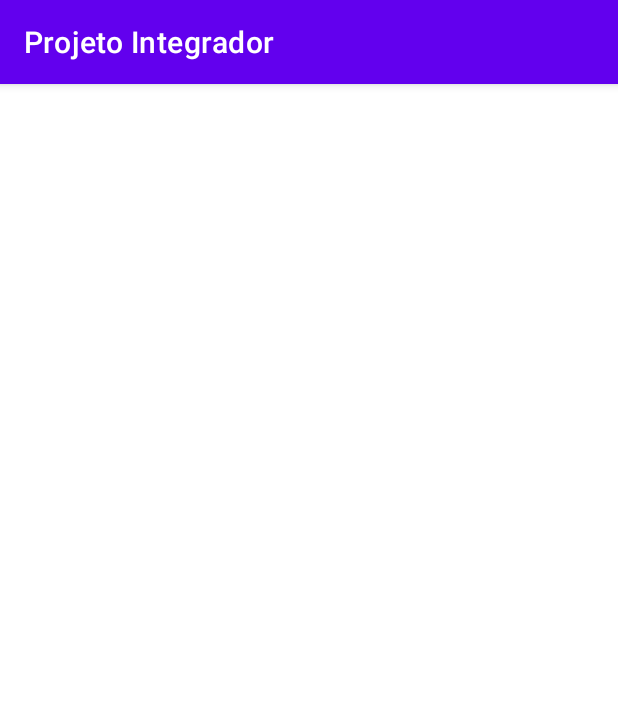
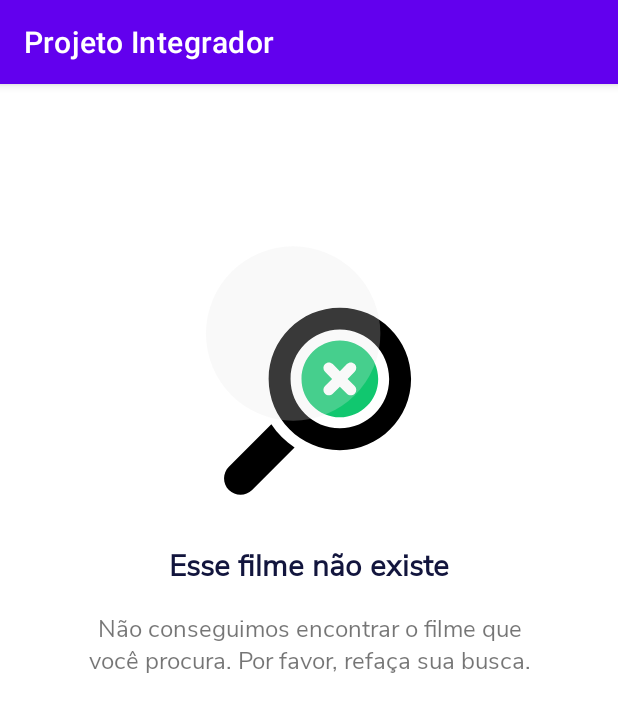
Before and after one commit to iolandasb/Projeto_Integrador_Revisao, an Android app: the fragment SearchFragment shown on its own in the app's theme, on a phone screen of 412 x 824 dp. Shown: the top 712 px of the screen. Run offline under Robolectric (Android 15) with nearby library versions, the phone set to English and light mode, and no system bars; our stand-ins replace RxJava; network calls fail; pictures from the network do not load.

Commit message:
Fourteenth Commit

```diff
--- a/app/src/main/java/com/example/projetointegrador/presentation/SearchFragment.kt
+++ b/app/src/main/java/com/example/projetointegrador/presentation/SearchFragment.kt
@@ -1,10 +1,8 @@
 package com.example.projetointegrador.presentation
 
-import android.content.Intent
 import android.net.Uri
 import android.os.Build
 import android.os.Bundle
-import android.util.Log
 import androidx.fragment.app.Fragment
 import android.view.LayoutInflater
 import android.view.View
@@ -28,6 +26,8 @@ class SearchFragment : Fragment() {
 
     lateinit var genresAdapter: GenresAdapter
     lateinit var containerGenres: RecyclerView
+
+    private lateinit var searchNotFound : View
 
     private var movieSearch: String? = null
 
@@ -60,6 +60,8 @@ class SearchFragment : Fragment() {
     override fun onViewCreated(view: View, savedInstanceState: Bundle?) {
         super.onViewCreated(view, savedInstanceState)
 
+        searchNotFound = view.findViewById(R.id.vMovieNotFound)
+
         viewModel = ViewModelProvider(requireActivity()).get(MoviesViewModel::class.java)
 
         container = view.findViewById(R.id.rcvContainer)
@@ -80,6 +82,7 @@ class SearchFragment : Fragment() {
         setupSearchObserveList()
         setupGenresObserveList()
         setupObserveList()
+        searchNotFound.visibility = View.GONE
 
     }
 
@@ -109,9 +112,16 @@ class SearchFragment : Fragment() {
         viewModel.searchLiveData.observe(viewLifecycleOwner,
             { response ->
                 response?.let{
-                    listAdapter.dataSet.clear()
-                    listAdapter.dataSet.addAll(it)
-                    listAdapter.notifyDataSetChanged()
+                    if (it.isNullOrEmpty()) {
+                        searchNotFound.visibility = View.VISIBLE
+                        listAdapter.dataSet.clear()
+                        listAdapter.notifyDataSetChanged()
+                    }else{
+                        searchNotFound.visibility = View.GONE
+                        listAdapter.dataSet.clear()
+                        listAdapter.dataSet.addAll(it)
+                        listAdapter.notifyDataSetChanged()
+                    }
                 }
             })
     }
@@ -139,16 +149,4 @@ class SearchFragment : Fragment() {
         )
     }
 
-    fun setupFavoritesObserveList() {
-        viewModel._favoriteMoviesLiveData.observe(viewLifecycleOwner,
-            { response ->
-                response?.let {
-                    listAdapter.dataSet.clear()
-                    listAdapter.dataSet.addAll(it)
-                    listAdapter.notifyDataSetChanged()
-                }
-            }
-        )
-    }
-
 }
--- /dev/null
+++ b/app/src/main/res/layout/activity_movie_not_found.xml
@@ -0,0 +1,43 @@
+<?xml version="1.0" encoding="utf-8"?>
+<androidx.constraintlayout.widget.ConstraintLayout xmlns:android="http://schemas.android.com/apk/res/android"
+    xmlns:app="http://schemas.android.com/apk/res-auto"
+    xmlns:tools="http://schemas.android.com/tools"
+    android:layout_width="match_parent"
+    android:layout_height="match_parent">
+
+    <ImageView
+        android:id="@+id/notFoundImg"
+        android:layout_width="230dp"
+        android:layout_height="230dp"
+        android:layout_marginTop="44dp"
+        android:src="@drawable/ic_search_error"
+        app:layout_constraintEnd_toEndOf="parent"
+        app:layout_constraintHorizontal_bias="0.497"
+        app:layout_constraintStart_toStartOf="parent"
+        app:layout_constraintTop_toTopOf="parent" />
+
+    <TextView
+        android:id="@+id/textView"
+        style="@style/MovieTitle"
+        android:layout_width="wrap_content"
+        android:layout_height="wrap_content"
+        android:fontFamily="@font/nunito_sans_regular"
+        android:text="Esse filme não existe"
+        app:layout_constraintEnd_toEndOf="parent"
+        app:layout_constraintStart_toStartOf="parent"
+        app:layout_constraintTop_toBottomOf="@+id/notFoundImg" />
+
+    <TextView
+        android:layout_width="wrap_content"
+        android:layout_height="wrap_content"
+        android:layout_marginTop="16dp"
+        android:fontFamily="@font/nunito_sans_regular"
+        android:paddingHorizontal="16dp"
+        android:text="Não conseguimos encontrar o filme que você procura. Por favor, refaça sua busca."
+        android:textAlignment="center"
+        android:textSize="16sp"
+        app:layout_constraintEnd_toEndOf="parent"
+        app:layout_constraintStart_toStartOf="parent"
+        app:layout_constraintTop_toBottomOf="@+id/textView" />
+
+</androidx.constraintlayout.widget.ConstraintLayout>
--- a/app/src/main/res/layout/fragment_tab_allmovies.xml
+++ b/app/src/main/res/layout/fragment_tab_allmovies.xml
@@ -38,6 +38,15 @@
             app:layout_constraintVertical_bias="0.0"
             tools:listitem="@layout/fragment_movies" />
 
+        <include
+            android:id="@+id/vMovieNotFound"
+            layout="@layout/activity_movie_not_found"
+            android:visibility="gone"
+            app:layout_constraintTop_toBottomOf="@id/rcvAllMoviesTypes"
+            app:layout_constraintStart_toStartOf="parent"
+            app:layout_constraintEnd_toEndOf="parent"
+            app:layout_constraintBottom_toBottomOf="parent" />
+
     </androidx.constraintlayout.widget.ConstraintLayout>
 
 </ScrollView>
```
Also changed, not shown: app/src/main/java/com/example/projetointegrador/presentation/MainActivity.kt (+2 -52 lines), app/src/main/res/layout/activity_main.xml (+1 -16 lines).
